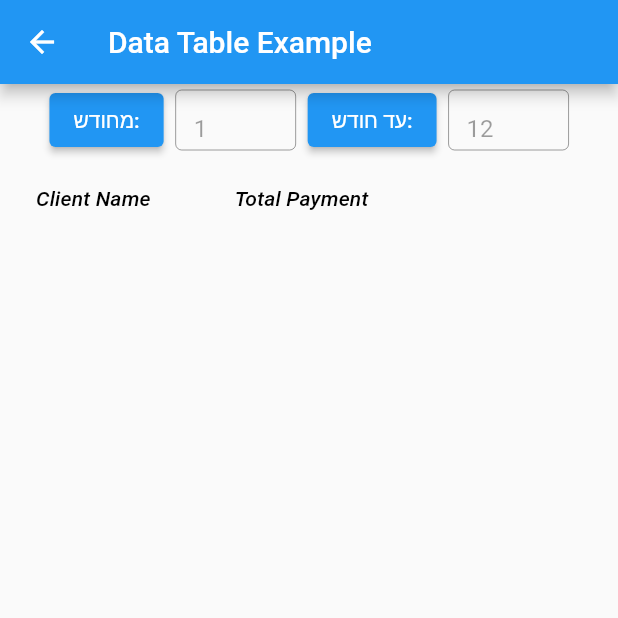
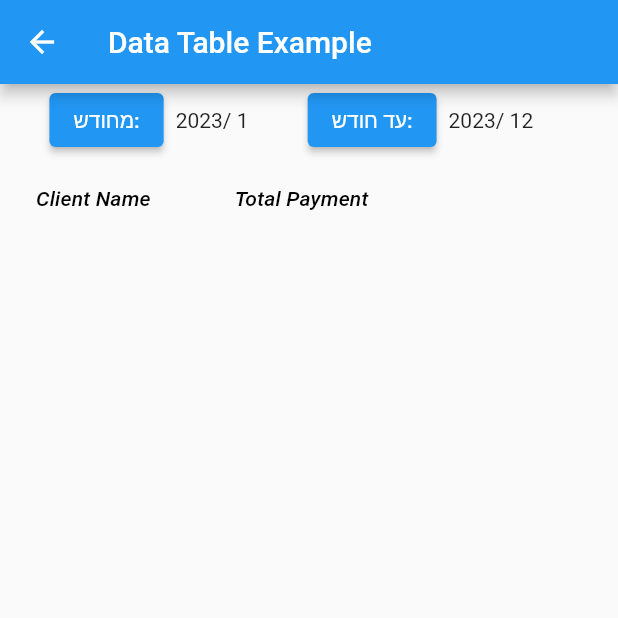
Before and after one commit to yosih48/clients-flutter, a Flutter app: the DataTableExample screen opened directly, after a tap on "מחודש:", on a phone screen of 412 x 824 dp, the top half of it. Run offline on Flutter 3.47's test engine with Material 2 defaults, Android fonts, the phone set to English and light mode, and no system bars; our stand-ins replace cloud_firestore, csv, firebase_auth, firebase_core, flutter_slidable, fluttertoast and 8 more; missing offline and left inert: external_path; accounts and stored records are empty; generated files the repository leaves out were written again; network calls fail.

Commit message:
new month picker

```diff
--- a/lib/main.dart
+++ b/lib/main.dart
@@ -22,7 +22,7 @@ import 'todoItem.dart';
 import 'componenets/datePick.dart';
 import 'objects/clients.dart';
 import 'package:cloud_firestore/cloud_firestore.dart';
-import 'package:month_year_picker/month_year_picker.dart';
+
 // Future< void> main()
 // async{
 //   WidgetsFlutterBinding.ensureInitialized();
@@ -61,7 +61,7 @@ class TodoApp extends StatelessWidget {
         GlobalMaterialLocalizations.delegate,
         GlobalWidgetsLocalizations.delegate,
         GlobalCupertinoLocalizations.delegate,
-           MonthYearPickerLocalizations.delegate,
+
       ],
       supportedLocales: [
         Locale('en'), // English
--- a/lib/screens/tableScreen.dart
+++ b/lib/screens/tableScreen.dart
@@ -2,12 +2,13 @@ import 'package:flutter/material.dart';
 import 'package:cloud_firestore/cloud_firestore.dart';
 import 'package:firebase_auth/firebase_auth.dart';
 import 'package:intl/intl.dart';
-import '../componenets/datePick.dart';
-import '../componenets/datePicker.dart';
+
+
 import '../componenets/tableData.dart';
-import 'package:month_year_picker/month_year_picker.dart';
+
 import 'package:flutter_localizations/flutter_localizations.dart';
-import 'package:flutter_month_picker/flutter_month_picker.dart';
+// import 'package:flutter_month_picker/flutter_month_picker.dart';
+import 'package:month_picker_dialog/month_picker_dialog.dart';
 class DataTableExample extends StatefulWidget {
   const DataTableExample({Key? key}) : super(key: key);
 
@@ -19,6 +20,8 @@ class _DataTableExampleState extends State<DataTableExample> {
 
   final _dateC = TextEditingController(text:'1');
   final _dateCEnd = TextEditingController(text:'12');
+  final _dateCyear= TextEditingController(text:'2023');
+  final _dateCEndYear = TextEditingController(text:'2023');
 
   @override
   void initState() {
@@ -52,21 +55,22 @@ class _DataTableExampleState extends State<DataTableExample> {
 
           // Extract the month part and convert it to an integer
           int month = int.parse(dateParts[1]);
-
+          int year = int.parse(dateParts[0]);
+print(year);
           // Now 'month' contains the month as an integer (e.g., 11)
 
           _dateC.text =
               selectedDate; // If you want to keep the full date as a string
 
           // or
-
-          _dateC.text =
-              month.toString(); // If you only want the month as a string
+          _dateC.text = month.toString(); // If you only want the month as a string
+_dateCyear.text =  year.toString();
         });
       }
       print(_dateC.text);
     }
     Future displayDatePickerEnd(context) async {
+
       var date = await showMonthPicker(
         context: context,
         initialDate: selected,
@@ -84,6 +88,7 @@ class _DataTableExampleState extends State<DataTableExample> {
 
           // Extract the month part and convert it to an integer
           int month = int.parse(dateParts[1]);
+          int year = int.parse(dateParts[0]);
 
           // Now 'month' contains the month as an integer (e.g., 11)
 
@@ -92,8 +97,8 @@ class _DataTableExampleState extends State<DataTableExample> {
 
           // or
 
-          _dateCEnd.text =
-              month.toString(); // If you only want the month as a string
+          _dateCEnd.text = month.toString(); // If you only want the month as a string
+          _dateCEndYear.text = year.toString(); // If you only want the year as a string
         });
       }
       print(_dateCEnd.text);
@@ -135,20 +140,27 @@ class _DataTableExampleState extends State<DataTableExample> {
 SizedBox(
   width: 80,
   height: 40,
-  child: TextFormField(
+                        child: Row(
+    mainAxisAlignment: MainAxisAlignment.spaceBetween,
+    children: [
+      Text('${_dateCyear.text}/ ${_dateC.text} '),
 
-    controller: _dateC,
+    ],
+  ),
+  // child: TextFormField(
 
-    decoration: const InputDecoration(
+  //   controller: _dateC,
 
-      // labelText: 'date picker',
+  //   decoration: const InputDecoration(
 
-      border: OutlineInputBorder()
+  //     // labelText: 'date picker',
 
-    ),
-     enabled: false,
+  //     border: OutlineInputBorder()
 
-  ),
+  //   ),
+  //    enabled: false,
+
+  // ),
 ),
 SizedBox(width: 8,),
                       ElevatedButton(
@@ -158,15 +170,25 @@ SizedBox(width: 8,),
                       SizedBox(
                         width: 80,
                         height: 40,
-                        child: TextFormField(
-                          controller: _dateCEnd,
-                          decoration: const InputDecoration(
+                      child: Row(
+    mainAxisAlignment: MainAxisAlignment.spaceBetween,
+    children: [
+      Text('${_dateCEndYear.text}/ ${_dateCEnd.text} '),
 
-                              // labelText: 'date picker',
+    ],
+  ),
 
-                              border: OutlineInputBorder()),
-                          enabled: false,
-                        ),
+
+                        // child: TextFormField(
+                        //   controller: _dateCEnd,
+
+                        //   decoration: const InputDecoration(
+
+                        //       // labelText: 'date picker',
+
+                        //       border: OutlineInputBorder()),
+                        //   enabled: false,
+                        // ),
                       ),
 
                     ],
@@ -200,8 +222,10 @@ SizedBox(width: 8,),
     print(_dateC.text);
     int month = int.parse(_dateC.text);
     int monthEnd = int.parse(_dateCEnd.text);
-    int startTimestamp = DateTime(2023, month  , 1).millisecondsSinceEpoch;
-    int endTimestamp = DateTime(2023, monthEnd, 31).millisecondsSinceEpoch;
+    int year = int.parse(_dateCyear.text);
+    int yearEnd = int.parse(_dateCEndYear.text);
+    int startTimestamp = DateTime(year, month  , 1).millisecondsSinceEpoch;
+    int endTimestamp = DateTime(yearEnd, monthEnd, 31).millisecondsSinceEpoch;
 
     for (QueryDocumentSnapshot userDataDoc in userDataDocs) {
       String clientName =
--- a/pubspec.yaml
+++ b/pubspec.yaml
@@ -62,8 +62,9 @@ dependencies:
   csv: ^5.0.2
   font_awesome_flutter: ^10.4.0
   syncfusion_flutter_datepicker: ^21.2.3
-  month_year_picker: ^0.2.0+4
-  flutter_month_picker: ^0.0.2
+
+  month_picker_dialog: ^2.2.1
+  # flutter_month_picker: ^0.0.2
 
 
 dev_dependencies:
```
Also changed, not shown: pubspec.lock.
